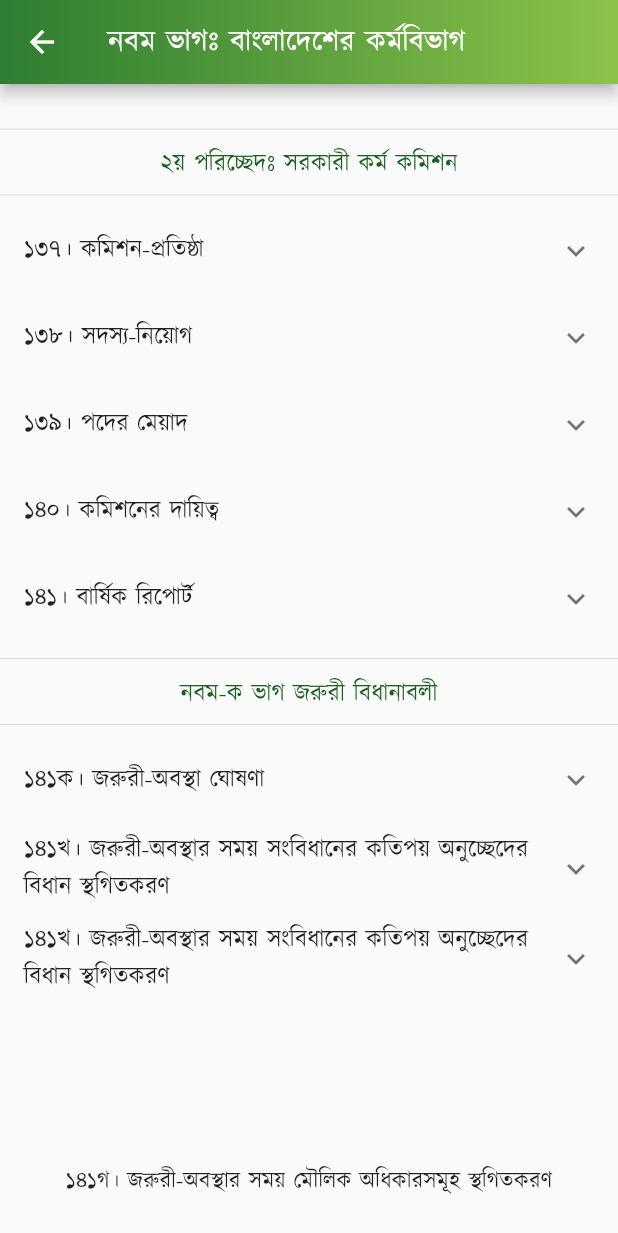
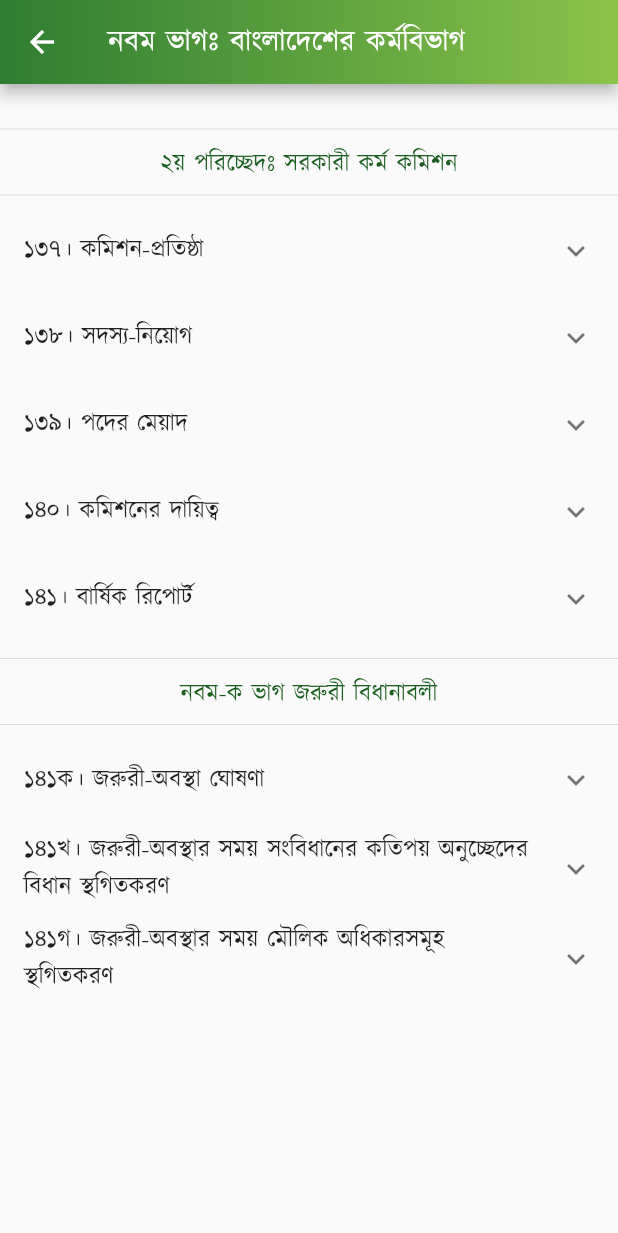
Before and after one commit to Azimul-Haque/flutter-onesignal, a Flutter app: the PartNine screen opened directly, scrolled down 314 dp, on a phone screen of 412 x 824 dp. Shown: the top 1233 px of the screen. Run offline on Flutter 3.47's test engine with Material 2 defaults, Android fonts, the phone set to English and light mode, and no system bars; our stand-ins replace fluttertoast, package_info_plus, percent_indicator, shared_preferences, sqflite; missing offline and left inert: blinking_text, flutter_share, onesignal_flutter, slide_popup_dialog; accounts and stored records are empty; network calls fail.

Commit message:
Commit Sat 04/30/2022  1:30:15.22 27937

```diff
--- a/lib/pages/constitution/part9.dart
+++ b/lib/pages/constitution/part9.dart
@@ -240,8 +240,7 @@ class PartNine extends StatelessWidget {
             ],
           ),
           ExpansionTile(
-            title: Text(
-                '১৪১খ। জরুরী-অবস্থার সময় সংবিধানের কতিপয় অনুচ্ছেদের বিধান স্থগিতকরণ'),
+            title: Text('১৪১গ। জরুরী-অবস্থার সময় মৌলিক অধিকারসমূহ স্থগিতকরণ'),
             children: <Widget>[
               ListTile(
                   title: SelectableText(
@@ -254,7 +253,7 @@ class PartNine extends StatelessWidget {
             padding: EdgeInsets.all(15),
             child: Column(children: <Widget>[
               Text(
-                " \n\n \n\n১৪১গ। জরুরী-অবস্থার সময় মৌলিক অধিকারসমূহ স্থগিতকরণ",
+                " \n\n \n\n",
                 style:
                     TextStyle(color: Colors.black87, fontSize: 15, height: 1.5),
                 textAlign: TextAlign.justify,
```
